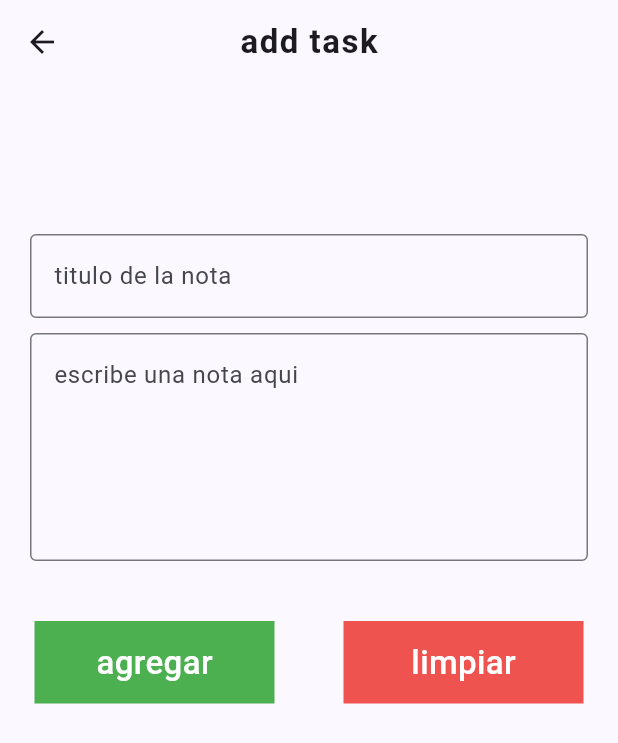
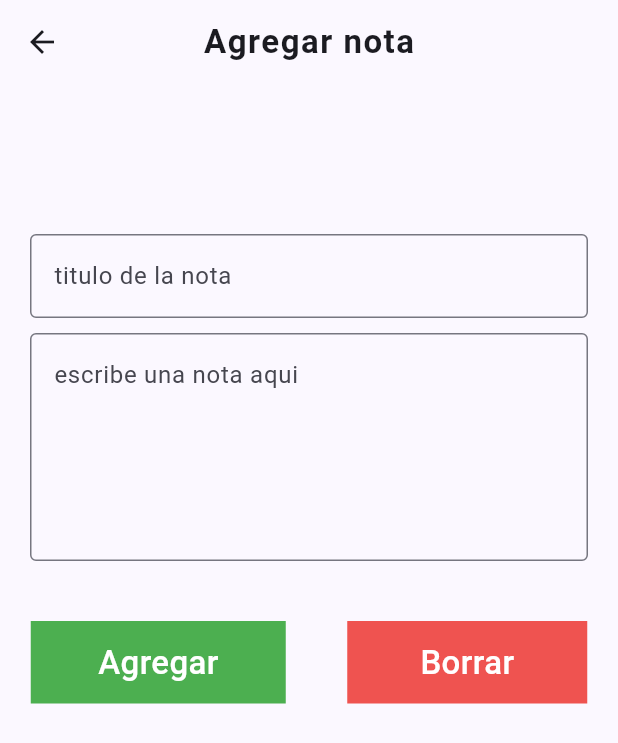
Before and after one commit to aledaniel04/uniprocess_app, a Flutter app: the screen it shows after launch, after a tap on the "add" icon, on a phone screen of 412 x 824 dp. Shown: the top 743 px of the screen. Run offline on Flutter 3.47's test engine with Material 2 defaults, Android fonts, the phone set to English and light mode, and no system bars; our stand-ins replace go_router, sqflite; accounts and stored records are empty.

Commit message:
estilo del HomeScreen

```diff
--- a/lib/screens/HomeScreen/add_update_note_screen.dart
+++ b/lib/screens/HomeScreen/add_update_note_screen.dart
@@ -46,9 +46,9 @@ class _AddUpdateTaskState extends State<AddUpdateTask> {
     final descController = TextEditingController(text: widget.todoDesc);
     String appTitle;
     if (widget.update == true) {
-      appTitle = "update task";
+      appTitle = "Actualizar nota";
     } else {
-      appTitle = "add task";
+      appTitle = "Agregar nota";
     }
 
     return Scaffold(
@@ -80,7 +80,7 @@ class _AddUpdateTaskState extends State<AddUpdateTask> {
                             hintText: "titulo de la nota"),
                         validator: (value) {
                           if (value!.isEmpty) {
-                            return "enter some text";
+                            return "este campo es requerido";
                           }
                           return null;
                         },
@@ -101,7 +101,7 @@ class _AddUpdateTaskState extends State<AddUpdateTask> {
                             hintText: "escribe una nota aqui"),
                         validator: (value) {
                           if (value!.isEmpty) {
-                            return "enter some text";
+                            return "este campo es requerido";
                           }
                           return null;
                         },
@@ -151,7 +151,7 @@ class _AddUpdateTaskState extends State<AddUpdateTask> {
                           margin: const EdgeInsets.symmetric(horizontal: 20),
                           padding: const EdgeInsets.symmetric(horizontal: 20),
                           height: 55,
-                          width: 120,
+                          width: 130,
                           decoration: const BoxDecoration(boxShadow: [
                             BoxShadow(
                                 color: Colors.transparent,
@@ -159,7 +159,7 @@ class _AddUpdateTaskState extends State<AddUpdateTask> {
                                 spreadRadius: 1)
                           ]),
                           child: const Text(
-                            "agregar",
+                            "Agregar",
                             style: TextStyle(
                                 fontSize: 22,
                                 fontWeight: FontWeight.w500,
@@ -185,7 +185,7 @@ class _AddUpdateTaskState extends State<AddUpdateTask> {
                           width: 120,
                           decoration: const BoxDecoration(),
                           child: const Text(
-                            "limpiar",
+                            "Borrar",
                             style: TextStyle(
                                 fontSize: 22,
                                 fontWeight: FontWeight.w500,
--- a/lib/screens/HomeScreen/home_screen.dart
+++ b/lib/screens/HomeScreen/home_screen.dart
@@ -93,11 +93,11 @@ class _HomeScreenState extends State<HomeScreen> {
                     } else if (snapshot.data!.isEmpty) {
                       return const Center(
                         child: Text(
-                          "no hay registro",
+                          "Agrega una nota",
                           style: TextStyle(
                               fontSize: 25,
                               fontWeight: FontWeight.bold,
-                              color: Colors.black),
+                              color: Color.fromARGB(132, 202, 194, 194)),
                         ),
                       );
                     } else {
```
